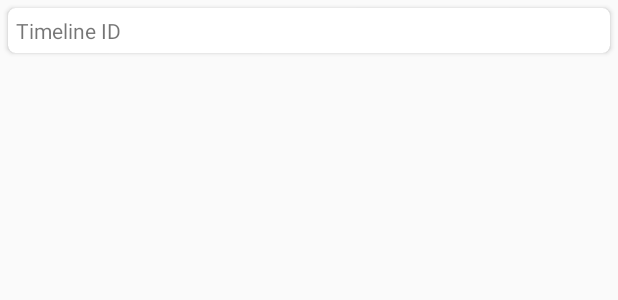
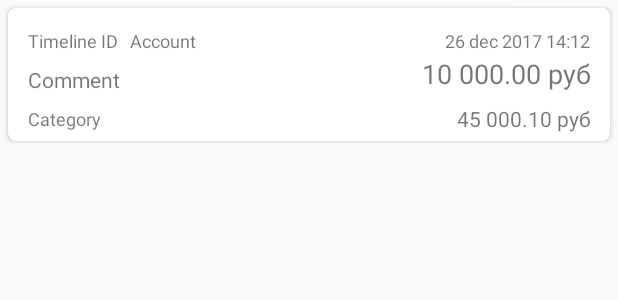
Before and after one commit to alexey-odintsov/Budget, an Android app: the layout item_timeline.xml on its own in the app's theme, with its tools: preview values and no code run, on a phone screen of 412 x 824 dp. Shown: the top 300 px of the screen. Run offline under Robolectric (Android 15) with nearby library versions, the phone set to English and light mode, and no system bars.

Commit message:
Get timeline data.

```diff
--- a/app/src/main/java/com/alekso/budget/model/decorators/TimelineItem.java
+++ b/app/src/main/java/com/alekso/budget/model/decorators/TimelineItem.java
@@ -8,6 +8,12 @@ import com.alekso.budget.model.Transaction;
 
 public class TimelineItem {
     private Transaction mTransaction;
+    private String mAccountName;
+    private String mCategoryName;
+
+    public TimelineItem(Transaction transaction) {
+        mTransaction = transaction;
+    }
 
     public Transaction getTransaction() {
         return mTransaction;
--- a/app/src/main/java/com/alekso/budget/source/local/DbContract.java
+++ b/app/src/main/java/com/alekso/budget/source/local/DbContract.java
@@ -23,6 +23,9 @@ public class DbContract {
     public static final Uri REVIEW_ACCOUNTS_CONTENT_URI = BASE_CONTENT_URI.buildUpon().appendPath(PATH_REVIEW_ACCOUNTS).build();
     public static final String REVIEW_ACCOUNTS_CONTENT_TYPE = ContentResolver.CURSOR_DIR_BASE_TYPE + "/" + CONTENT_AUTHORITY + "/" + PATH_REVIEW_ACCOUNTS;
 
+    public static final String PATH_TIMELINE = "timeline";
+    public static final Uri TIMELINE_CONTENT_URI = BASE_CONTENT_URI.buildUpon().appendPath(PATH_TIMELINE).build();
+    public static final String TIMELINE_CONTENT_TYPE = ContentResolver.CURSOR_DIR_BASE_TYPE + "/" + CONTENT_AUTHORITY + "/" + PATH_TIMELINE;
 
     /**
      *
--- a/app/src/main/java/com/alekso/budget/ui/timeline/TimelineFragment.java
+++ b/app/src/main/java/com/alekso/budget/ui/timeline/TimelineFragment.java
@@ -20,6 +20,7 @@ import com.alekso.budget.R;
 import com.alekso.budget.databinding.FragmentTimelineBinding;
 import com.alekso.budget.model.decorators.TimelineItem;
 import com.alekso.budget.source.Repository;
+import com.alekso.budget.source.local.BudgetProvider;
 import com.alekso.budget.source.local.DbContract;
 import com.alekso.budget.source.local.LocalDataSourceImpl;
 import com.alekso.budget.source.remote.RemoteDataSourceImpl;
@@ -133,7 +134,7 @@ public class TimelineFragment extends Fragment implements TimelineContract.View,
             case LOADER_GET_ITEMS:
                 Log.d(TAG, "uri: " + DbContract.TransactionEntry.CONTENT_URI);
                 return new CursorLoader(getContext(),
-                        DbContract.AccountEntry.CONTENT_URI,
+                        DbContract.TIMELINE_CONTENT_URI,
                         null,
                         null,
                         null,
--- a/app/src/main/res/layout/item_timeline.xml
+++ b/app/src/main/res/layout/item_timeline.xml
@@ -9,10 +9,88 @@
     app:cardCornerRadius="5dp"
     app:contentPadding="5dp">
 
-    <TextView
-        android:id="@+id/tv_id"
+    <android.support.constraint.ConstraintLayout
         android:layout_width="match_parent"
-        android:layout_height="wrap_content"
-        tools:text="Timeline ID" />
+        android:layout_height="match_parent">
+
+        <TextView
+            android:id="@+id/tv_id"
+            android:layout_width="wrap_content"
+            android:layout_height="wrap_content"
+            android:layout_marginLeft="8dp"
+            android:layout_marginTop="8dp"
+            android:textSize="12sp"
+            app:layout_constraintLeft_toLeftOf="parent"
+            app:layout_constraintTop_toTopOf="parent"
+            tools:text="Timeline ID" />
+
+        <TextView
+            android:id="@+id/tv_account"
+            android:layout_width="wrap_content"
+            android:layout_height="wrap_content"
+            android:textSize="12sp"
+            tools:text="Account"
+            android:layout_marginLeft="8dp"
+            app:layout_constraintTop_toTopOf="parent"
+            android:layout_marginTop="8dp"
+            app:layout_constraintLeft_toRightOf="@+id/tv_id" />
+
+        <TextView
+            android:id="@+id/tv_category"
+            android:layout_width="wrap_content"
+            android:layout_height="wrap_content"
+            android:layout_marginLeft="0dp"
+            android:layout_marginTop="8dp"
+            android:textSize="12sp"
+            app:layout_constraintLeft_toLeftOf="@+id/tv_comment"
+            app:layout_constraintTop_toBottomOf="@+id/tv_comment"
+            tools:text="Category" />
+
+        <TextView
+            android:id="@+id/tv_datetime"
+            android:layout_width="wrap_content"
+            android:layout_height="wrap_content"
+            android:layout_marginRight="8dp"
+            android:layout_marginTop="8dp"
+            android:textSize="12sp"
+            app:layout_constraintRight_toRightOf="parent"
+            app:layout_constraintTop_toTopOf="parent"
+            tools:text="26 dec 2017 14:12" />
+
+        <TextView
+            android:id="@+id/tv_comment"
+            android:layout_width="wrap_content"
+            android:layout_height="wrap_content"
+            android:layout_marginLeft="0dp"
+            android:layout_marginTop="8dp"
+            app:layout_constraintLeft_toLeftOf="@+id/tv_id"
+            app:layout_constraintTop_toBottomOf="@+id/tv_id"
+            tools:text="Comment" />
+
+        <TextView
+            android:id="@+id/tv_amount"
+            android:layout_width="wrap_content"
+            android:layout_height="wrap_content"
+            android:layout_marginRight="7dp"
+            android:layout_marginTop="0dp"
+            android:textSize="18sp"
+            app:layout_constraintRight_toRightOf="parent"
+            tools:text="10 000.00 руб"
+            app:layout_constraintBottom_toBottomOf="@+id/tv_comment"
+            android:layout_marginBottom="8dp"
+            app:layout_constraintTop_toTopOf="@+id/tv_comment" />
+
+        <TextView
+            android:id="@+id/tv_balance"
+            android:layout_width="wrap_content"
+            android:layout_height="wrap_content"
+            android:layout_marginRight="0dp"
+            android:layout_marginTop="8dp"
+            app:layout_constraintRight_toRightOf="@+id/tv_amount"
+            app:layout_constraintTop_toBottomOf="@+id/tv_amount"
+            tools:text="45 000.10 руб" />
+
+    </android.support.constraint.ConstraintLayout>
+
 
 </android.support.v7.widget.CardView>
```
Also changed, not shown: app/src/main/java/com/alekso/budget/model/Transaction.java (+88 -0 lines), app/src/main/java/com/alekso/budget/model/decorators/TimelineItemsReader.java (+41 -2 lines), app/src/main/java/com/alekso/budget/source/local/BudgetProvider.java (+38 -4 lines), app/src/main/java/com/alekso/budget/source/local/DbHelper.java (+21 -1 lines), app/src/main/java/com/alekso/budget/ui/timeline/TimelineAdapter.java (+14 -2 lines).
